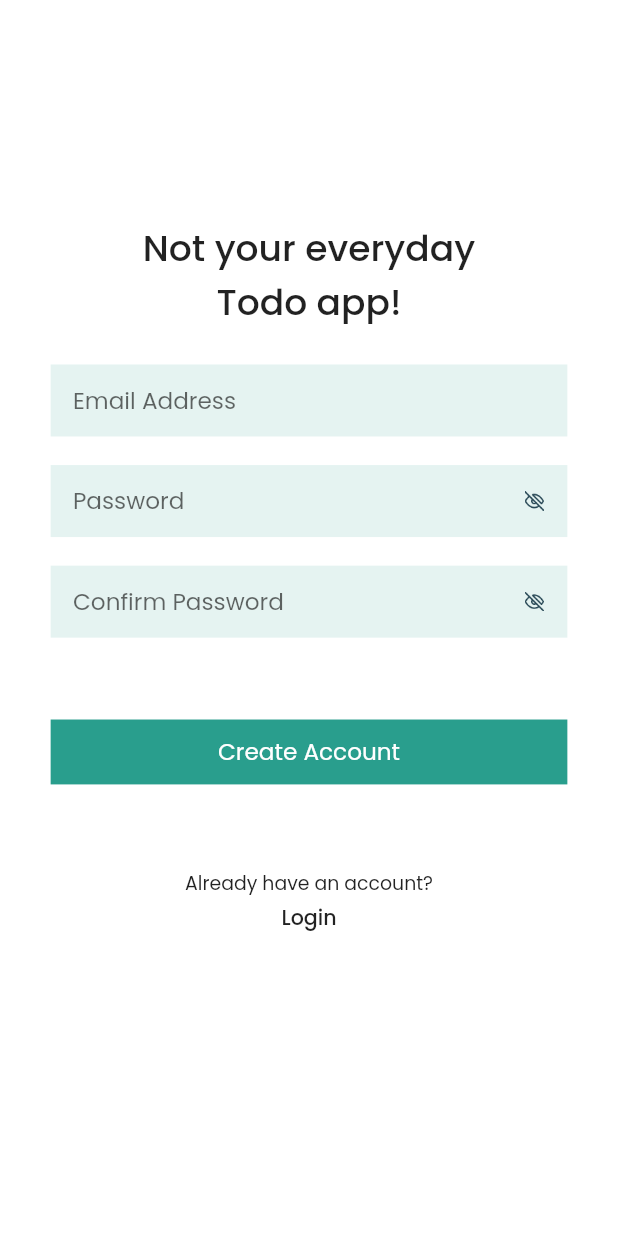
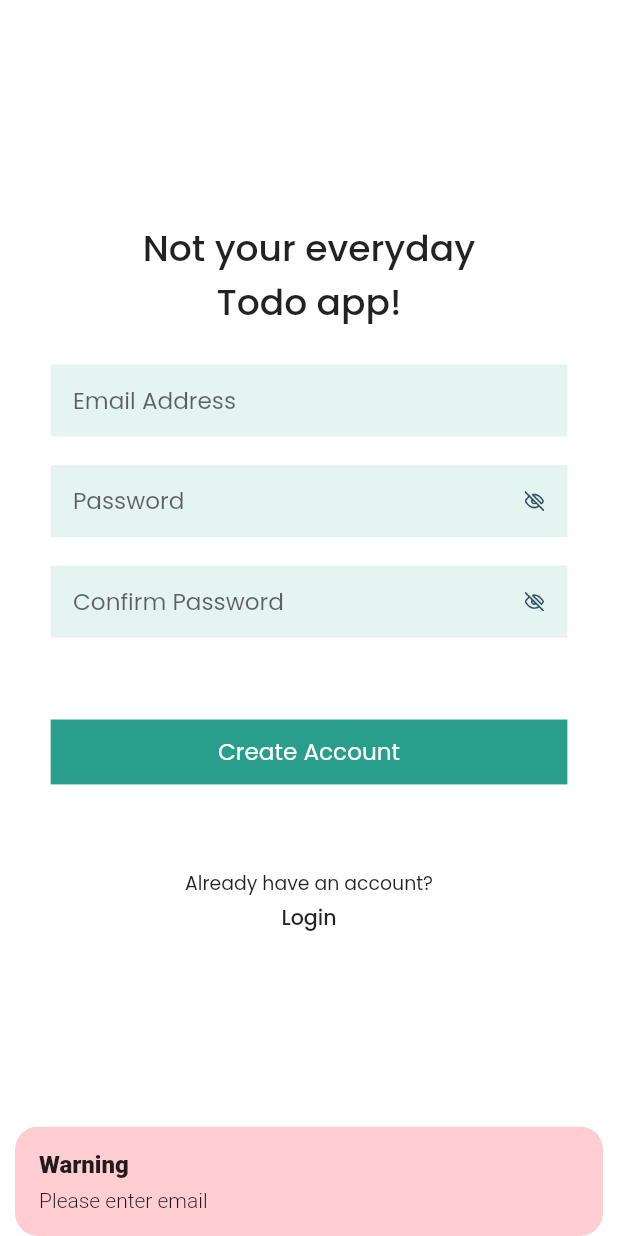
Before and after one commit to momshaddinury/listify, a Flutter app: the SignupScreen screen opened directly, after a tap on "Create Account", on a phone screen of 412 x 824 dp. Run offline on Flutter 3.47's test engine with Material 2 defaults, Android fonts, the phone set to English and light mode, and no system bars; our stand-ins replace cloud_firestore, firebase_auth, firebase_core, flutter_datetime_picker, flutter_riverpod, get and 2 more; missing offline and left inert: expand_tap_area, menu_button; accounts and stored records are empty.

Commit message:
Get.snackbar implemented

```diff
--- a/lib/views/screens/auth/login_screen.dart
+++ b/lib/views/screens/auth/login_screen.dart
@@ -7,6 +7,7 @@ import 'package:listify/views/screens/auth/sign_up_screen.dart';
 import 'package:listify/views/styles/styles.dart';
 import 'package:listify/views/widgets/buttons/k_filled_button.dart';
 import 'package:listify/views/widgets/buttons/k_outlined_button.dart';
+import 'package:listify/views/widgets/snack_bar.dart';
 import 'package:listify/views/widgets/textfields/k_textfield.dart';
 import 'package:nb_utils/nb_utils.dart';
 
@@ -28,7 +29,7 @@ class _LoginScreenState extends ConsumerState<LoginScreen> {
       if (state is FirebaseAuthSuccessState) {
         Get.offUntil(MaterialPageRoute(builder: (context) => HomeScreen()), (route) => false);
       } else if (state is FirebaseAuthErrorState) {
-        snackBar(context, title: state.message, backgroundColor: KColors.charcoal);
+        kSnackBar('Warning', state.message);
       }
     });
 
@@ -89,9 +90,12 @@ class _LoginScreenState extends ConsumerState<LoginScreen> {
                             );
                       } else {
                         if (emailController.text.trim().isEmpty) {
-                          snackBar(context, title: "Please enter email", backgroundColor: KColors.charcoal);
+                          kSnackBar(
+                            'Warning',
+                            "Please enter email",
+                          );
                         } else if (passwordController.text.isEmpty) {
-                          snackBar(context, title: "Please enter password", backgroundColor: KColors.charcoal);
+                          kSnackBar('Warning', "Please enter password");
                         }
                       }
                     }
--- a/lib/views/screens/auth/sign_up_screen.dart
+++ b/lib/views/screens/auth/sign_up_screen.dart
@@ -7,6 +7,7 @@ import 'package:listify/views/screens/auth/login_screen.dart';
 import 'package:listify/views/screens/home_screen.dart';
 import 'package:listify/views/styles/styles.dart';
 import 'package:listify/views/widgets/buttons/k_filled_button.dart';
+import 'package:listify/views/widgets/snack_bar.dart';
 import 'package:listify/views/widgets/textfields/k_textfield.dart';
 import 'package:nb_utils/nb_utils.dart';
 
@@ -31,7 +32,7 @@ class _SignupScreenState extends ConsumerState<SignupScreen> {
         if (state is FirebaseAuthSuccessState) {
           Get.offUntil(MaterialPageRoute(builder: (context) => HomeScreen()), (route) => false);
         } else if (state is FirebaseAuthErrorState) {
-          snackBar(context, title: state.message, backgroundColor: KColors.charcoal);
+          kSnackBar('Warning', state.message);
         }
       },
     );
@@ -119,8 +120,10 @@ class _SignupScreenState extends ConsumerState<SignupScreen> {
                                 password: passwordController.text,
                               );
                         } else {
-                          snackBar(context, title: "Password doesn't match", backgroundColor: KColors.charcoal);
+                          kSnackBar('Warning', "Password doesn't match");
                         }
+                      } else {
+                        kSnackBar('Warning', "Please enter email");
                       }
                     }
                   },
--- a/lib/views/screens/create_task_screen.dart
+++ b/lib/views/screens/create_task_screen.dart
@@ -4,10 +4,10 @@ import 'package:get/get.dart';
 import 'package:listify/controller/tasks/tasks_provider.dart';
 import 'package:listify/views/styles/styles.dart';
 import 'package:listify/views/widgets/buttons/k_filled_button.dart';
+import 'package:listify/views/widgets/snack_bar.dart';
 import 'package:listify/views/widgets/textfields/k_dropdown_textfield.dart';
 import 'package:listify/views/widgets/textfields/k_textfield.dart';
 import 'package:flutter_riverpod/flutter_riverpod.dart';
-import 'package:nb_utils/nb_utils.dart';
 
 class CreateTaskScreen extends ConsumerStatefulWidget {
   @override
@@ -90,7 +90,7 @@ class _CreateTaskScreenState extends ConsumerState<CreateTaskScreen> {
                             );
                         Get.back();
                       } else {
-                        snackBar(context, title: 'Please enter a task name', backgroundColor: KColors.charcoal);
+                        kSnackBar('Warning', 'Please enter a task name');
                       }
                     })
               ],
--- a/lib/views/screens/home_screen.dart
+++ b/lib/views/screens/home_screen.dart
@@ -7,8 +7,8 @@ import 'package:listify/views/screens/all_task_screen.dart';
 import 'package:listify/views/screens/auth/login_screen.dart';
 import 'package:listify/views/styles/styles.dart';
 import 'package:listify/views/widgets/create_task_button.dart';
+import 'package:listify/views/widgets/snack_bar.dart';
 import 'package:listify/views/widgets/task_card.dart';
-import 'package:nb_utils/nb_utils.dart';
 
 class HomeScreen extends ConsumerStatefulWidget {
   @override
@@ -33,7 +33,7 @@ class _HomeScreenState extends ConsumerState<HomeScreen> {
             children: [
               GestureDetector(
                 onTap: () {
-                  snackBar(context, title: "Feature is not available yet", backgroundColor: KColors.charcoal);
+                  kSnackBar('Warning', "Feature is not available yet");
                 },
                 child: Image.asset(
                   KAssets.menu,
--- a/lib/views/screens/task_details_screen.dart
+++ b/lib/views/screens/task_details_screen.dart
@@ -5,10 +5,10 @@ import 'package:listify/controller/tasks/tasks_provider.dart';
 import 'package:listify/model/todo.dart';
 import 'package:listify/views/styles/styles.dart';
 import 'package:listify/views/widgets/buttons/k_filled_button.dart';
+import 'package:listify/views/widgets/snack_bar.dart';
 import 'package:listify/views/widgets/textfields/k_dropdown_textfield.dart';
 import 'package:listify/views/widgets/textfields/k_textfield.dart';
 import 'package:flutter_riverpod/flutter_riverpod.dart';
-import 'package:nb_utils/nb_utils.dart';
 
 class TaskDetailsScreen extends ConsumerStatefulWidget {
   final Todo todo;
@@ -105,7 +105,10 @@ class _UpdateTaskScreenState extends ConsumerState<TaskDetailsScreen> {
                             );
                         Get.back();
                       } else {
-                        snackBar(context, title: 'Please enter a task name', backgroundColor: KColors.charcoal);
+                        kSnackBar(
+                          'Warning',
+                          'Please enter a task name',
+                        );
                       }
                     })
               ],
--- /dev/null
+++ b/lib/views/widgets/snack_bar.dart
@@ -0,0 +1,9 @@
+import 'package:get/get.dart';
+import 'package:listify/views/styles/styles.dart';
+
+kSnackBar(title, message) => Get.snackbar(
+      title,
+      message,
+      snackPosition: SnackPosition.BOTTOM,
+      backgroundColor: KColors.lightRed,
+    );
```
